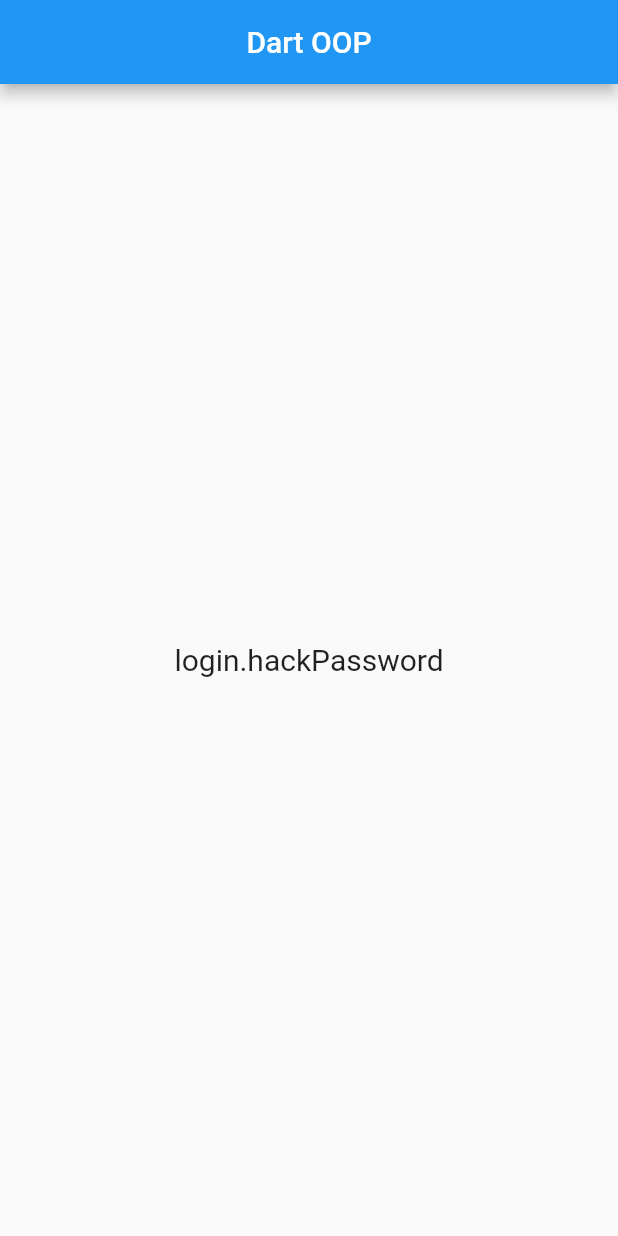
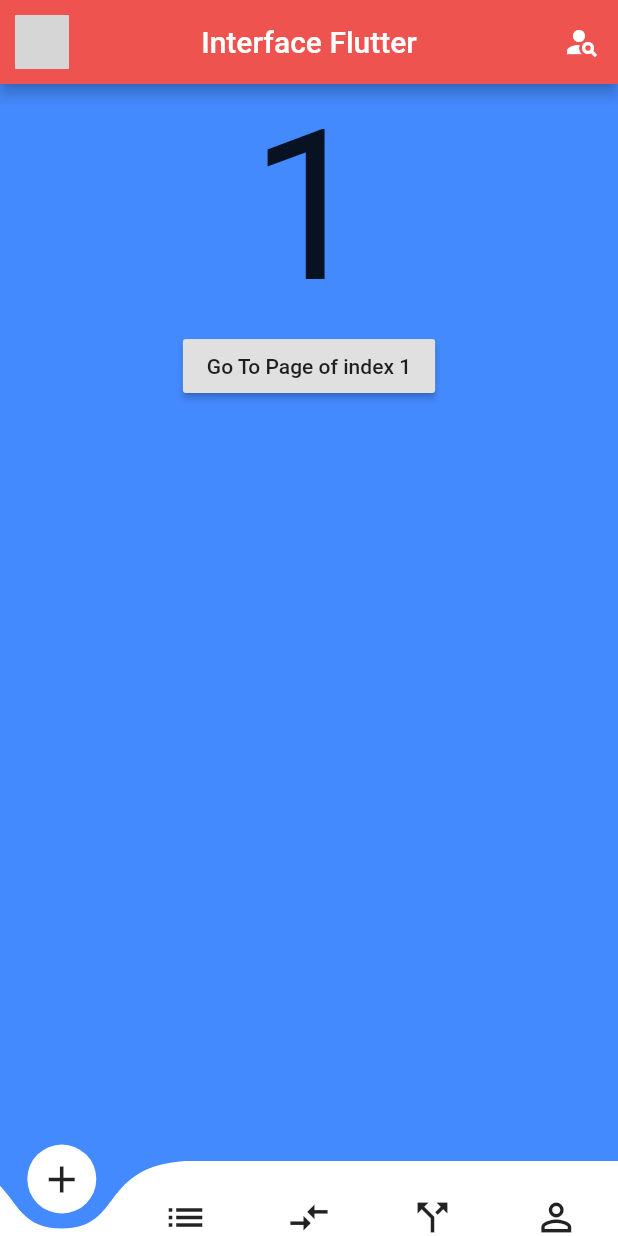
Before and after one commit to VengEang/flutter, a Flutter app: the screen it shows after launch, on a phone screen of 412 x 824 dp. Run offline on Flutter 3.47's test engine with Material 2 defaults, Android fonts, the phone set to English and light mode, and no system bars; drawn by our look-alikes of curved_navigation_bar; missing offline and left inert: dart:js; network calls fail; grey boxes are pictures that could not be loaded.

```diff
--- /dev/null
+++ b/lib/screen/home_page.dart
@@ -0,0 +1,15 @@
+import 'package:flutter/material.dart';
+
+class HomeScreenPage extends StatelessWidget {
+  @override
+  Widget build(BuildContext context) {
+    return Container(
+      child: Center(
+        child: Text(
+          "Home Page",
+          style: TextStyle(fontSize: 30),
+        ),
+      ),
+    );
+  }
+}
--- a/lib/screen/home_screen.dart
+++ b/lib/screen/home_screen.dart
@@ -1,4 +1,7 @@
+import 'dart:js';
+
 import 'package:flutter/material.dart';
+import 'package:curved_navigation_bar/curved_navigation_bar.dart';
 // import 'package:myapp/mylogin_page.dart';
 // import 'package:myapp/student.dart';
 
@@ -8,59 +11,84 @@ class HomeScreen extends StatefulWidget {
 }
 
 class _HomeScreenState extends State<HomeScreen> {
+  String _logo =
+      "https://p1.hiclipart.com/preview/743/354/454/avengers-age-of-ultron-logo-avengers-logo-png-clipart-thumbnail.jpg";
+  int _page = 0;
+  GlobalKey _bottomNavigationKey = GlobalKey();
   @override
   Widget build(BuildContext context) {
-    // MyLogin login = MyLogin();
-    // login.myPassword = "d";
-    showMessege(Car("Toyota"));
-    showMessege(Bike("Giant"));
-    showMessege(Tuktuk("vespa"));
-    // print(Tuktuk("today"));
+    return Scaffold(
+      appBar: _buildAppBar,
+      body: _buildBody,
+      bottomNavigationBar: _buildButton,
+    );
+  }
 
-    return Scaffold(
-      appBar: AppBar(
-        title: Text("Dart OOP"),
-        centerTitle: true,
+  get _buildAppBar {
+    return AppBar(
+      backgroundColor: Colors.red[400],
+      leading: Padding(
+        padding: const EdgeInsets.all(10),
+        child: InkWell(
+          onTap: () => print("Logo clicked"),
+          child: Image.network(_logo),
+        ),
       ),
-      body: Container(
-        alignment: Alignment.center,
-        child: Text(
-          "login.hackPassword",
-          style: TextStyle(fontSize: 20),
+      title: Text("Interface Flutter"),
+      centerTitle: true,
+      actions: [
+        IconButton(
+          icon: Icon(Icons.person_search),
+          onPressed: () => print("search clicked"),
+        ),
+      ],
+    );
+  }
+
+  get _buildBody {
+    int numBer = _page + 1;
+    return Container(
+      color: Colors.blueAccent,
+      child: Center(
+        child: Column(
+          children: <Widget>[
+            Text(numBer.toString(), textScaleFactor: 10.0),
+            RaisedButton(
+              child: Text('Go To Page of index 1'),
+              onPressed: () {
+                final CurvedNavigationBarState navBarState =
+                    _bottomNavigationKey.currentState;
+                navBarState.setPage(0);
+              },
+            )
+          ],
         ),
       ),
     );
   }
 
-  showMessege(Vichicle v) {
-    v.display();
-  }
-}
-
-abstract class Vichicle {
-  String name;
-  Vichicle(this.name);
-  display();
-}
-
-class Car extends Vichicle {
-  Car(String name) : super(name);
-
-  display() {
-    return print(name);
-  }
-}
-
-class Bike extends Vichicle {
-  Bike(String name) : super(name);
-
-  @override
-  display() {}
-}
-
-class Tuktuk extends Vichicle {
-  Tuktuk(String name) : super(name);
-
-  @override
-  display() {}
-}
+  get _buildButton => CurvedNavigationBar(
+        key: _bottomNavigationKey,
+        index: 0,
+        height: 50.0,
+        items: <Widget>[
+          Icon(Icons.add, size: 30),
+          Icon(Icons.list, size: 30),
+          Icon(Icons.compare_arrows, size: 30),
+          Icon(Icons.call_split, size: 30),
+          Icon(Icons.perm_identity, size: 30),
+        ],
+        color: Colors.white,
+        buttonBackgroundColor: Colors.white,
+        backgroundColor: Colors.blueAccent,
+        animationCurve: Curves.easeInOut,
+        animationDuration: Duration(milliseconds: 600),
+        onTap: (index) {
+          setState(() {
+            // Navigator.push(context, MaterialPageRoute(builder: context()=>HomeScreen(),));
+            _page = index;
+          });
+        },
+        letIndexChange: (index) => true,
+      );
+} //class home screen
--- a/pubspec.yaml
+++ b/pubspec.yaml
@@ -29,6 +29,7 @@ dependencies:
   # Use with the CupertinoIcons class for iOS style icons.
   cupertino_icons: ^1.0.0
   crypto: ^2.1.5
+  curved_navigation_bar: ^0.3.7
 
 dev_dependencies:
   flutter_test:
```
Also changed, not shown: pubspec.lock.
